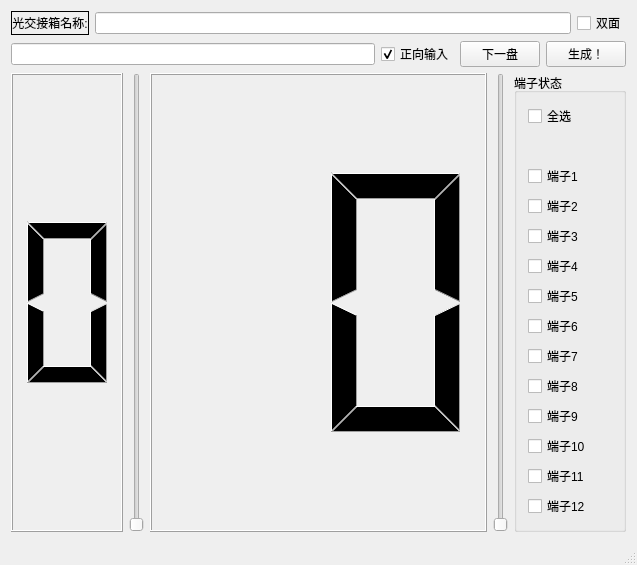
Above: mainwindow.ui from zhaohengbo/WorkHelper_001-ChinaUnicom- before the change. Below: the same form after it.
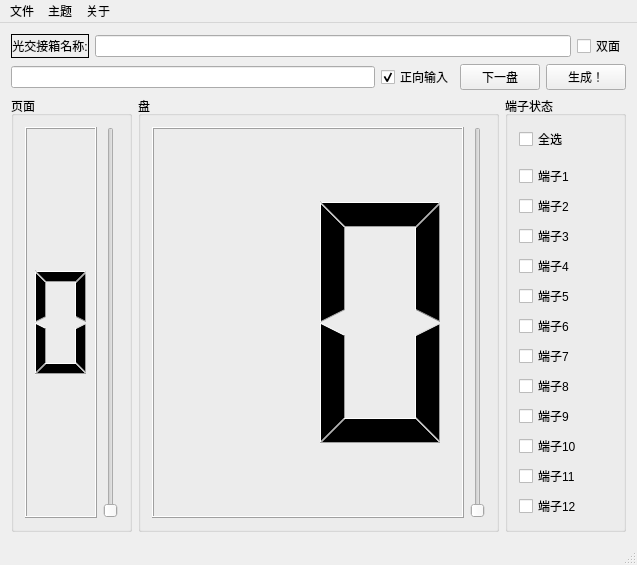
That is the form after the change. Icons and pictures are not drawn.

Patch:
```diff
--- a/mainwindow.ui
+++ b/mainwindow.ui
@@ -74,7 +74,13 @@
      </layout>
     </item>
     <item>
-     <layout class="QHBoxLayout" name="horizontalLayout_detail" stretch="1,0,3,0,1">
+     <layout class="QHBoxLayout" name="horizontalLayout_detail" stretch="1,3,1">
+      <item>
+       <widget class="QGroupBox" name="groupBox_page">
+        <property name="title">
+         <string>页面</string>
+        </property>
+        <layout class="QHBoxLayout" name="horizontalLayout">
       <item>
        <widget class="QLCDNumber" name="lcdNumber_page">
         <property name="digitCount">
@@ -98,6 +104,15 @@
         </property>
        </widget>
       </item>
+        </layout>
+       </widget>
+      </item>
+      <item>
+       <widget class="QGroupBox" name="groupBox_plain">
+        <property name="title">
+         <string>盘</string>
+        </property>
+        <layout class="QHBoxLayout" name="horizontalLayout_2">
       <item>
        <widget class="QLCDNumber" name="lcdNumber_plain">
         <property name="digitCount">
@@ -121,6 +136,9 @@
         </property>
        </widget>
       </item>
+        </layout>
+       </widget>
+      </item>
       <item>
        <widget class="QGroupBox" name="groupBox_plot_detail">
         <property name="title">
@@ -247,6 +265,32 @@
      <height>17</height>
     </rect>
    </property>
+   <widget class="QMenu" name="menu_file">
+    <property name="title">
+     <string>文件</string>
+    </property>
+    <addaction name="actionNew_File"/>
+    <addaction name="separator"/>
+    <addaction name="actionExit"/>
+   </widget>
+   <widget class="QMenu" name="menu_about">
+    <property name="title">
+     <string>关于</string>
+    </property>
+    <addaction name="actionAbout"/>
+    <addaction name="separator"/>
+    <addaction name="actionAboutQt"/>
+   </widget>
+   <widget class="QMenu" name="menu_style">
+    <property name="title">
+     <string>主题</string>
+    </property>
+    <addaction name="actionStyle_White"/>
+    <addaction name="actionStyle_Black"/>
+   </widget>
+   <addaction name="menu_file"/>
+   <addaction name="menu_style"/>
+   <addaction name="menu_about"/>
   </widget>
   <widget class="QStatusBar" name="statusBar"/>
  </widget>
```
Left out of the diff: 46 changed lines with no effect on the pictures. Lines whose indentation alone changed are shown as unchanged.
